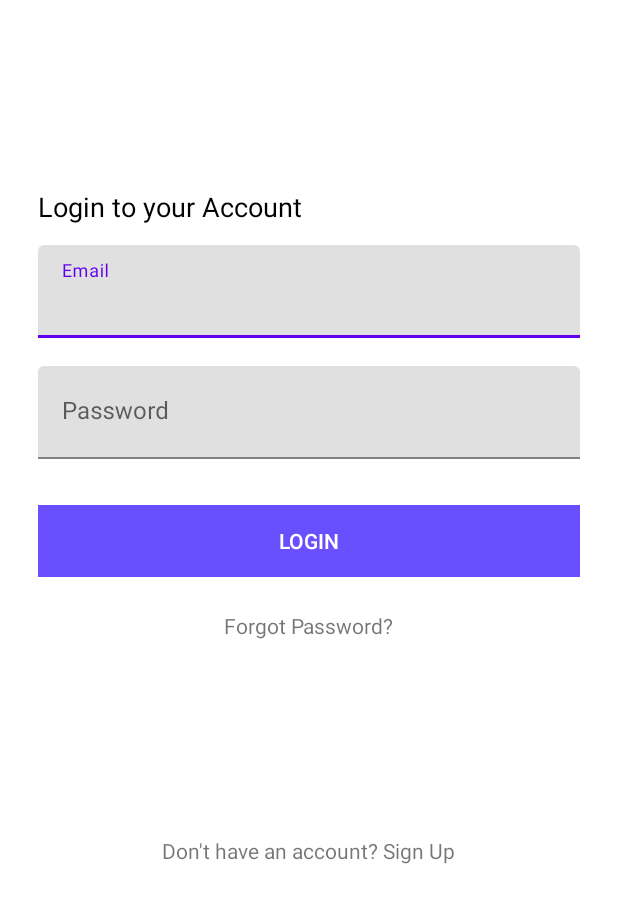
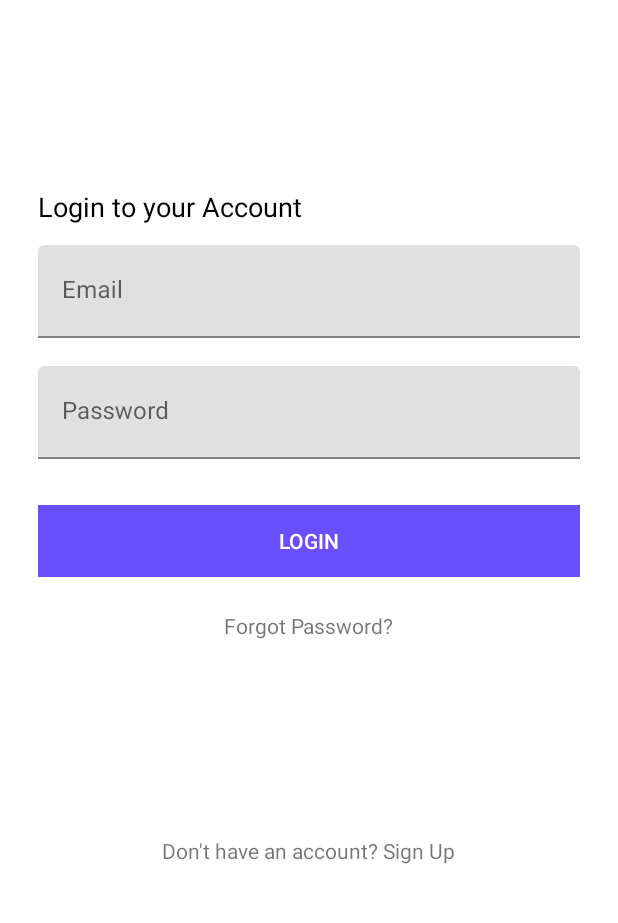
Before and after one commit to jchen5755/OpenInviteApp, an Android app: the screen it shows after launch (LoginActivity before the commit, MainActivity after it), after a tap on "LOGIN", on a phone screen of 412 x 824 dp, the part 185-1108 px from its top. Run offline under Robolectric (Android 15) with nearby library versions, the phone set to English and light mode, and no system bars; our stand-ins replace Timber; 1 statement that could not run was skipped.

Commit message:
login fragment added

```diff
--- a/app/src/main/java/com/example/openinvitetest/LoginActivity.java
+++ b/app/src/main/java/com/example/openinvitetest/LoginActivity.java
@@ -9,6 +9,6 @@ public class LoginActivity extends AppCompatActivity {
     @Override
     protected void onCreate(Bundle savedInstanceState) {
         super.onCreate(savedInstanceState);
-        setContentView(R.layout.activity_login);
+        setContentView(R.layout.fragment_login);
     }
 }
--- /dev/null
+++ b/app/src/main/java/com/example/openinvitetest/LoginFragment.java
@@ -0,0 +1,37 @@
+package com.example.openinvitetest;
+
+import android.os.Bundle;
+import android.view.LayoutInflater;
+import android.view.View;
+import android.view.ViewGroup;
+import android.widget.Button;
+import android.widget.Toast;
+
+import androidx.annotation.NonNull;
+import androidx.annotation.Nullable;
+import androidx.fragment.app.Fragment;
+
+import java.util.zip.Inflater;
+
+public class LoginFragment extends Fragment implements View.OnClickListener {
+    @Nullable
+    @Override
+    public View onCreateView(@NonNull LayoutInflater inflater, @Nullable ViewGroup container, @Nullable Bundle savedInstanceState) {
+        View v = inflater.inflate(R.layout.fragment_login, container, false);
+        final Button loginBtn = v.findViewById(R.id.login_btn);
+        if (loginBtn != null) {
+            loginBtn.setOnClickListener(this);
+        }
+        return v;
+    }
+
+
+    @Override
+    public void onClick(View view) {
+        final int viewId = view.getId();
+        if (viewId == R.id.login_btn) {
+            CharSequence text = "Log In is not Implemented!";
+            Toast.makeText(getContext(), text, Toast.LENGTH_SHORT).show();
+        }
+    }
+}
--- a/app/src/main/java/com/example/openinvitetest/MainActivity.java
+++ b/app/src/main/java/com/example/openinvitetest/MainActivity.java
@@ -27,5 +27,24 @@ public class MainActivity extends SingleFragmentActivity {
 //        startActivity(i);
 //        finish();
         Timber.tag(TAG).e("On Create");
+        Log.d(TAG, "On Create portion of activity lifecycle");
+    }
+
+    @Override
+    protected void onPause() {
+        super.onPause();
+        Log.d(TAG, "On Pause portion of activity lifecycle");
+    }
+
+    @Override
+    protected void onDestroy() {
+        super.onDestroy();
+        Log.d(TAG, "On Destroy portion of activity lifecycle");
+    }
+
+    @Override
+    protected void onResume() {
+        super.onResume();
+        Log.d(TAG, "On Resume portion of activity lifecycle");
     }
 }
--- a/app/src/main/java/com/example/openinvitetest/MainFragment.java
+++ b/app/src/main/java/com/example/openinvitetest/MainFragment.java
@@ -11,6 +11,7 @@ import android.widget.Button;
 import androidx.annotation.NonNull;
 import androidx.annotation.Nullable;
 import androidx.fragment.app.Fragment;
+import androidx.fragment.app.FragmentManager;
 
 public class MainFragment extends Fragment implements View.OnClickListener{
     private Button mLogin, mRegister;
@@ -33,9 +34,14 @@ public class MainFragment extends Fragment implements View.OnClickListener{
     public void onClick(View view) {
         final Activity activity = requireActivity();
         final int viewId = view.getId();
+        FragmentManager fm = getParentFragmentManager();
+        Fragment fragment = new LoginFragment();
 
         if (viewId == R.id.login) {
-            startActivity(new Intent(activity, LoginActivity.class));
+            fm.beginTransaction()
+                    .replace(R.id.fragment_container, fragment)
+                    .addToBackStack("login_fragment")
+                    .commit();
         } else if (viewId == R.id.register) {
             startActivity(new Intent(activity, RegisterActivity.class));
         }
--- a/app/src/main/res/layout/activity_login.xml
+++ /dev/null
@@ -1,138 +0,0 @@
-<?xml version="1.0" encoding="utf-8"?>
-<androidx.constraintlayout.widget.ConstraintLayout xmlns:android="http://schemas.android.com/apk/res/android"
-    xmlns:app="http://schemas.android.com/apk/res-auto"
-    xmlns:tools="http://schemas.android.com/tools"
-    android:layout_width="match_parent"
-    android:layout_height="match_parent"
-    tools:context=".LoginActivity">
-    <RelativeLayout
-        android:layout_width="match_parent"
-        android:layout_height="match_parent">
-
-        <ScrollView
-            android:layout_width="match_parent"
-            android:layout_height="match_parent"
-            android:fillViewport="true">
-
-            <LinearLayout
-                android:layout_width="match_parent"
-                android:layout_height="match_parent"
-                android:background="@color/white"
-                android:orientation="vertical"
-                android:paddingLeft="25dp"
-                android:paddingTop="55dp"
-                android:paddingRight="25dp">
-
-                <LinearLayout
-                    android:layout_width="match_parent"
-                    android:layout_height="match_parent"
-                    android:orientation="vertical">
-
-                    <LinearLayout
-                        android:layout_width="wrap_content"
-                        android:layout_height="wrap_content"
-                        android:layout_marginTop="4dp"
-                        android:orientation="horizontal"
-                        android:layout_gravity="center_horizontal">
-
-                        <ImageView
-                            android:id="@+id/logo"
-                            android:layout_width="60dp"
-                            android:layout_height="wrap_content"
-                            android:src="@drawable/ic_invitelogo"/>
-
-                        <TextView
-                            android:layout_width="wrap_content"
-                            android:layout_height="wrap_content"
-                            android:layout_toRightOf="@+id/logo"
-                            android:text="Open Invite"
-                            android:textColor="#6a4fff"
-                            android:textSize="40dp"
-                            android:textStyle="bold" />
-
-                    </LinearLayout>
-
-                    <TextView
-                        android:layout_width="wrap_content"
-                        android:layout_height="wrap_content"
-                        android:layout_marginTop="125dp"
-                        android:text="Login to your Account"
-                        android:textColor="@color/black"
-                        android:textSize="18dp"
-                        android:textStyle="normal"
-                        android:layout_gravity="left"/>
-
-                    <com.google.android.material.textfield.TextInputLayout
-                        android:layout_width="match_parent"
-                        android:layout_height="70dp"
-                        android:layout_marginTop="5dp"
-                        android:layout_marginBottom="5dp"
-                        android:background="@color/white"
-                        android:gravity="bottom">
-
-                        <com.google.android.material.textfield.TextInputEditText
-                            android:id="@+id/email"
-                            android:layout_width="match_parent"
-                            android:layout_height="wrap_content"
-                            android:hint="Email"
-                            android:inputType="textEmailAddress"
-                            android:padding="20dp"/>
-
-                    </com.google.android.material.textfield.TextInputLayout>
-
-                    <com.google.android.material.textfield.TextInputLayout
-                        android:layout_width="match_parent"
-                        android:layout_height="70dp"
-                        android:layout_marginTop="5dp"
-                        android:layout_marginBottom="5dp"
-                        android:background="@color/white"
-                        android:gravity="bottom">
-
-                        <com.google.android.material.textfield.TextInputEditText
-                            android:id="@+id/password"
-                            android:layout_width="match_parent"
-                            android:layout_height="wrap_content"
-                            android:hint="Password"
-                            android:inputType="textPassword"
-                            android:padding="20dp"/>
-
-                    </com.google.android.material.textfield.TextInputLayout>
-
-                    <androidx.appcompat.widget.AppCompatButton
-                        android:id="@+id/login"
-                        android:layout_width="match_parent"
-                        android:layout_height="wrap_content"
-                        style="@android:style/Widget.Material.Button.Borderless.Colored"
-                        android:layout_marginTop="25dp"
-                        android:layout_marginBottom="2dp"
-                        android:background="#6a4fff"
-                        android:padding="12dp"
-                        android:text="Login"
-                        android:textColor="@color/white"/>
-
-                    <TextView
-                        android:layout_width="wrap_content"
-                        android:layout_height="wrap_content"
-                        android:layout_marginTop="5dp"
-                        android:id="@+id/password_reset"
-                        android:padding="15dp"
-                        android:text="Forgot Password?"
-                        android:layout_gravity="center_horizontal"/>
-
-                    <TextView
-                        android:layout_width="wrap_content"
-                        android:layout_height="wrap_content"
-                        android:layout_marginTop="100dp"
-                        android:id="@+id/new_user"
-                        android:padding="15dp"
-                        android:text="Don't have an account? Sign Up"
-                        android:layout_gravity="center_horizontal"/>
-
-                </LinearLayout>
-
-            </LinearLayout>
-
-        </ScrollView>
-
-    </RelativeLayout>
-</androidx.constraintlayout.widget.ConstraintLayout>
--- /dev/null
+++ b/app/src/main/res/layout/fragment_login.xml
@@ -0,0 +1,138 @@
+<?xml version="1.0" encoding="utf-8"?>
+<androidx.constraintlayout.widget.ConstraintLayout xmlns:android="http://schemas.android.com/apk/res/android"
+    xmlns:app="http://schemas.android.com/apk/res-auto"
+    xmlns:tools="http://schemas.android.com/tools"
+    android:layout_width="match_parent"
+    android:layout_height="match_parent"
+    tools:context=".LoginActivity">
+    <RelativeLayout
+        android:layout_width="match_parent"
+        android:layout_height="match_parent">
+
+        <ScrollView
+            android:layout_width="match_parent"
+            android:layout_height="match_parent"
+            android:fillViewport="true">
+
+            <LinearLayout
+                android:layout_width="match_parent"
+                android:layout_height="match_parent"
+                android:background="@color/white"
+                android:orientation="vertical"
+                android:paddingLeft="25dp"
+                android:paddingTop="55dp"
+                android:paddingRight="25dp">
+
+                <LinearLayout
+                    android:layout_width="match_parent"
+                    android:layout_height="match_parent"
+                    android:orientation="vertical">
+
+                    <LinearLayout
+                        android:layout_width="wrap_content"
+                        android:layout_height="wrap_content"
+                        android:layout_marginTop="4dp"
+                        android:orientation="horizontal"
+                        android:layout_gravity="center_horizontal">
+
+                        <ImageView
+                            android:id="@+id/logo"
+                            android:layout_width="60dp"
+                            android:layout_height="wrap_content"
+                            android:src="@drawable/ic_invitelogo"/>
+
+                        <TextView
+                            android:layout_width="wrap_content"
+                            android:layout_height="wrap_content"
+                            android:layout_toRightOf="@+id/logo"
+                            android:text="Open Invite"
+                            android:textColor="#6a4fff"
+                            android:textSize="40dp"
+                            android:textStyle="bold" />
+
+                    </LinearLayout>
+
+                    <TextView
+                        android:layout_width="wrap_content"
+                        android:layout_height="wrap_content"
+                        android:layout_marginTop="125dp"
+                        android:text="Login to your Account"
+                        android:textColor="@color/black"
+                        android:textSize="18dp"
+                        android:textStyle="normal"
+                        android:layout_gravity="left"/>
+
+                    <com.google.android.material.textfield.TextInputLayout
+                        android:layout_width="match_parent"
+                        android:layout_height="70dp"
+                        android:layout_marginTop="5dp"
+                        android:layout_marginBottom="5dp"
+                        android:background="@color/white"
+                        android:gravity="bottom">
+
+                        <com.google.android.material.textfield.TextInputEditText
+                            android:id="@+id/email"
+                            android:layout_width="match_parent"
+                            android:layout_height="wrap_content"
+                            android:hint="Email"
+                            android:inputType="textEmailAddress"
+                            android:padding="20dp"/>
+
+                    </com.google.android.material.textfield.TextInputLayout>
+
+                    <com.google.android.material.textfield.TextInputLayout
+                        android:layout_width="match_parent"
+                        android:layout_height="70dp"
+                        android:layout_marginTop="5dp"
+                        android:layout_marginBottom="5dp"
+                        android:background="@color/white"
+                        android:gravity="bottom">
+
+                        <com.google.android.material.textfield.TextInputEditText
+                            android:id="@+id/password"
+                            android:layout_width="match_parent"
+                            android:layout_height="wrap_content"
+                            android:hint="Password"
+                            android:inputType="textPassword"
+                            android:padding="20dp"/>
+
+                    </com.google.android.material.textfield.TextInputLayout>
+
+                    <androidx.appcompat.widget.AppCompatButton
+                        android:id="@+id/login_btn"
+                        android:layout_width="match_parent"
+                        android:layout_height="wrap_content"
+                        style="@android:style/Widget.Material.Button.Borderless.Colored"
+                        android:layout_marginTop="25dp"
+                        android:layout_marginBottom="2dp"
+                        android:background="#6a4fff"
+                        android:padding="12dp"
+                        android:text="Login"
+                        android:textColor="@color/white"/>
+
+                    <TextView
+                        android:layout_width="wrap_content"
+                        android:layout_height="wrap_content"
+                        android:layout_marginTop="5dp"
+                        android:id="@+id/password_reset"
+                        android:padding="15dp"
+                        android:text="Forgot Password?"
+                        android:layout_gravity="center_horizontal"/>
+
+                    <TextView
+                        android:layout_width="wrap_content"
+                        android:layout_height="wrap_content"
+                        android:layout_marginTop="100dp"
+                        android:id="@+id/new_user"
+                        android:padding="15dp"
+                        android:text="Don't have an account? Sign Up"
+                        android:layout_gravity="center_horizontal"/>
+
+                </LinearLayout>
+
+            </LinearLayout>
+
+        </ScrollView>
+
+    </RelativeLayout>
+</androidx.constraintlayout.widget.ConstraintLayout>
```
Also changed, not shown: 531 other files.
